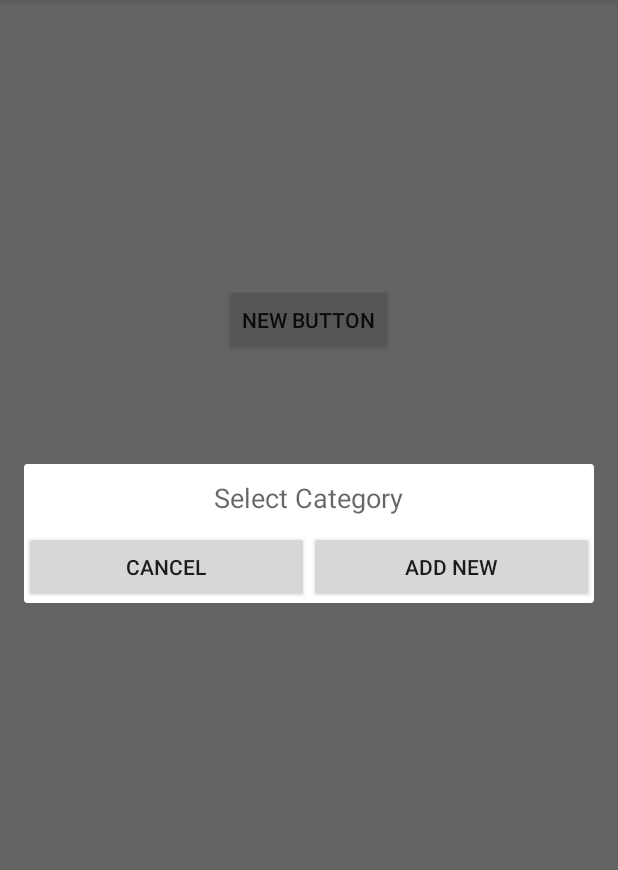
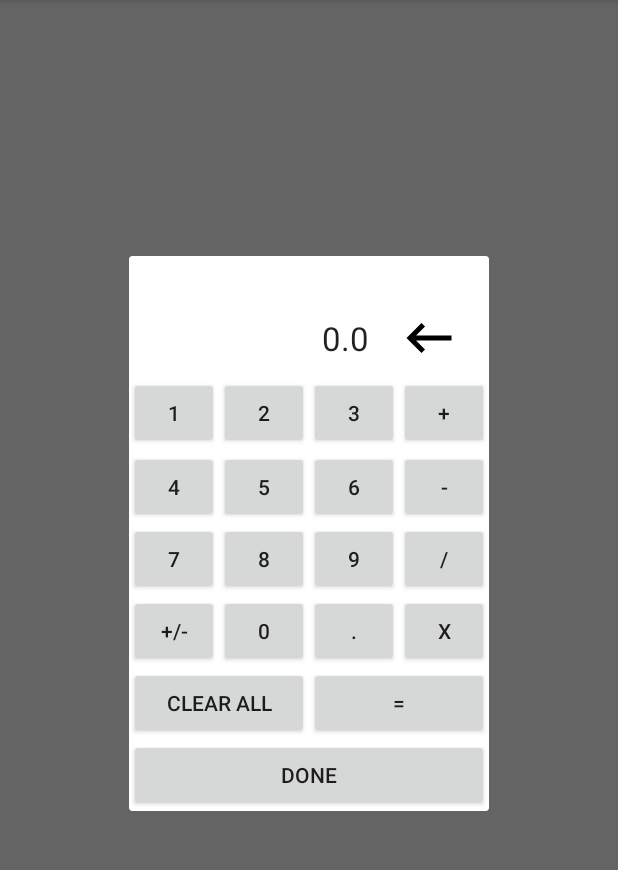
Before and after one commit to secretBiology/ManageSmart, an Android app: the screen it shows after launch (Home), after a tap on "NEW BUTTON", on a phone screen of 412 x 824 dp, the part 84-954 px from its top. Run offline under Robolectric (Android 15) with nearby library versions, the phone set to English and light mode, and no system bars.

Commit message:
Added calculator

```diff
--- a/app/src/main/java/com/secretbiology/managesmart/Home.java
+++ b/app/src/main/java/com/secretbiology/managesmart/Home.java
@@ -9,6 +9,7 @@ import android.widget.Button;
 import com.secretbiology.managesmart.database.Categories;
 import com.secretbiology.managesmart.database.SubCategories;
 import com.secretbiology.managesmart.database.models.CategoryModel;
+import com.secretbiology.managesmart.ui.Calculator;
 import com.secretbiology.managesmart.ui.CategoryViewer;
 
 public class Home extends AppCompatActivity {
@@ -26,7 +27,7 @@ public class Home extends AppCompatActivity {
         btn.setOnClickListener(new View.OnClickListener() {
             @Override
             public void onClick(View v) {
-                new CategoryViewer(Home.this).show();
+                new Calculator(Home.this).makeCalculator();
             }
         });
 
--- a/app/src/main/java/com/secretbiology/managesmart/database/SubCategories.java
+++ b/app/src/main/java/com/secretbiology/managesmart/database/SubCategories.java
@@ -79,8 +79,8 @@ public class SubCategories  {
         return returnValue;
     }
 
-    public void delete(SubCategoryModel subcategory) {
-        db.delete(TABLE_SUBCATEGORIES, SUBCAT_ID + " = ?", new String[] { String.valueOf(subcategory.getId()) });
+    public void delete(int subcategoryID) {
+        db.delete(TABLE_SUBCATEGORIES, SUBCAT_ID + " = ?", new String[] { String.valueOf(subcategoryID) });
         db.close();
     }
 
--- /dev/null
+++ b/app/src/main/java/com/secretbiology/managesmart/ui/Calculator.java
@@ -0,0 +1,382 @@
+package com.secretbiology.managesmart.ui;
+
+import android.app.Activity;
+import android.app.Dialog;
+import android.view.View;
+import android.view.Window;
+import android.widget.Button;
+import android.widget.ImageView;
+import android.widget.TextView;
+
+import com.secretbiology.managesmart.R;
+
+import java.text.DecimalFormat;
+
+public class Calculator implements View.OnClickListener{
+    private Activity activity;
+    private double answer;
+    private double first_number, second_number;
+    private TextView Display, secondaryDisplay;
+    Dialog dialog;
+    private int currentFunction;
+    boolean firstTransaction, isDot, nextOpNeedOne;
+    ImageView backButton;
+    String tempDisplay, dotString;
+
+    public Calculator(Activity activity) {
+        this.activity = activity;
+    }
+
+    public void makeCalculator() {
+        dialog = new Dialog(activity);
+        dialog.requestWindowFeature(Window.FEATURE_NO_TITLE);
+        dialog.setContentView(R.layout.calculator);
+        dialog.setCanceledOnTouchOutside(true);
+        Display = (TextView)dialog.findViewById(R.id.cal_display);
+        secondaryDisplay = (TextView)dialog.findViewById(R.id.cal_secondary_display);
+        secondaryDisplay.setText("");
+        Button b1, b2, b3, b4, b5, b6, b7, b8, b9, b0;
+        Button clearall, equals, done, dot, switchSign;
+        Button add, minus, multiply, divide;
+
+        backButton = (ImageView) dialog.findViewById(R.id.cal_back);
+        b1 = (Button) dialog.findViewById(R.id.cal_1);
+        b2 = (Button) dialog.findViewById(R.id.cal_2);
+        b3 = (Button) dialog.findViewById(R.id.cal_3);
+        b4 = (Button) dialog.findViewById(R.id.cal_4);
+        b5 = (Button) dialog.findViewById(R.id.cal_5);
+        b6 = (Button) dialog.findViewById(R.id.cal_6);
+        b7 = (Button) dialog.findViewById(R.id.cal_7);
+        b8 = (Button) dialog.findViewById(R.id.cal_8);
+        b9 = (Button) dialog.findViewById(R.id.cal_9);
+        b0 = (Button) dialog.findViewById(R.id.cal_0);
+        clearall = (Button) dialog.findViewById(R.id.cal_clearall);
+        equals = (Button) dialog.findViewById(R.id.cal_equals);
+        done = (Button) dialog.findViewById(R.id.cal_done);
+        add = (Button) dialog.findViewById(R.id.cal_add);
+        minus = (Button) dialog.findViewById(R.id.cal_minus);
+        multiply = (Button) dialog.findViewById(R.id.cal_multiply);
+        divide = (Button) dialog.findViewById(R.id.cal_divide);
+        dot = (Button) dialog.findViewById(R.id.cal_dot);
+        switchSign = (Button)dialog.findViewById(R.id.cal_plusMinus);
+
+        backButton.setOnClickListener(this);
+        b1.setOnClickListener(this);
+        b2.setOnClickListener(this);
+        b3.setOnClickListener(this);
+        b4.setOnClickListener(this);
+        b5.setOnClickListener(this);
+        b6.setOnClickListener(this);
+        b7.setOnClickListener(this);
+        b8.setOnClickListener(this);
+        b9.setOnClickListener(this);
+        b0.setOnClickListener(this);
+        clearall.setOnClickListener(this);
+        equals.setOnClickListener(this);
+        done.setOnClickListener(this);
+        add.setOnClickListener(this);
+        minus.setOnClickListener(this);
+        multiply.setOnClickListener(this);
+        divide.setOnClickListener(this);
+        dot.setOnClickListener(this);
+        switchSign.setOnClickListener(this);
+        dialog.show();
+        clearAll();
+
+    }
+
+    @Override
+    public void onClick(View v) {
+
+        int id = v.getId();
+        switch (id){
+            case R.id.cal_done: dialog.dismiss(); break;
+            case R.id.cal_0: addToTempNumber(0); break;
+            case R.id.cal_1: addToTempNumber(1); break;
+            case R.id.cal_2: addToTempNumber(2); break;
+            case R.id.cal_3: addToTempNumber(3); break;
+            case R.id.cal_4: addToTempNumber(4); break;
+            case R.id.cal_5: addToTempNumber(5); break;
+            case R.id.cal_6: addToTempNumber(6); break;
+            case R.id.cal_7: addToTempNumber(7); break;
+            case R.id.cal_8: addToTempNumber(8); break;
+            case R.id.cal_9: addToTempNumber(9); break;
+            case R.id.cal_add: add(); break;
+            case R.id.cal_minus: minus(); break;
+            case R.id.cal_multiply: multiply(); break;
+            case R.id.cal_divide: divide(); break;
+            case R.id.cal_clearall: clearAll(); break;
+            case R.id.cal_back: backSpace(); break;
+            case R.id.cal_equals: getAnswer(); break;
+            case R.id.cal_dot: isDot = true; break;
+            case R.id.cal_plusMinus: switchSign();break;
+        }
+    }
+
+    private void clearAll(){
+        first_number = 0;
+        second_number = 0;
+        currentFunction =0;
+        answer = 0.0;
+        Display.setText(String.valueOf(answer));
+        secondaryDisplay.setText("");
+        firstTransaction = true;
+        tempDisplay = "";
+        isDot = false;
+        dotString = "";
+        nextOpNeedOne = false;
+    }
+
+    private void addToTempNumber (int number){
+        if(isDot){
+            dotString = dotString+number;
+            first_number = Double.parseDouble(String.valueOf(first_number).split("\\.")[0]+"."+dotString);
+        }
+        else {
+            first_number = first_number * 10 + number;
+        }
+        addtoSecondaryDisplay(String.valueOf(first_number));
+        Display.setText(String.valueOf(first_number));
+    }
+
+    private void backSpace(){
+        String tempstring = (String) Display.getText();
+        String secondaryString = (String) secondaryDisplay.getText();
+        tempstring = tempstring.substring(0,tempstring.length()-1);
+        secondaryString = secondaryString.substring(0,secondaryString.length()-1);
+
+        if(tempstring.length()==0){
+            tempstring = "0";
+        }
+        if(secondaryString.length()==0){
+            secondaryString = "0";
+        }
+        first_number = Double.parseDouble(tempstring);
+        secondaryDisplay.setText(secondaryString);
+        Display.setText(tempstring);
+    }
+
+    private void getAnswer(){
+        isDot = false;
+        dotString = "";
+        switch (currentFunction){
+            case 1:
+                add();break;
+            case 2:
+                minus(); break;
+            case 3:
+                multiply();break;
+            case 4:
+                divide(); break;
+            default:
+                answer = first_number;
+                showAnswer();
+                break;
+        }
+
+        tempDisplay = "";
+        secondaryDisplay.setText("");
+        firstTransaction = true;
+        second_number = answer;
+        first_number = 0;
+        currentFunction = 0;
+    }
+
+    private void add(){
+        isDot = false;
+        dotString = "";
+        if(currentFunction!=1){
+            doCalculations();
+        }
+        if(secondaryDisplay.getText().equals("")){
+            tempDisplay = String.valueOf(answer)+" + ";
+        }
+        else {
+            tempDisplay = secondaryDisplay.getText() + " + ";
+        }
+        addtoSecondaryDisplay("");
+        answer = first_number + second_number;
+        if(firstTransaction){
+            firstTransaction = false;
+        }
+        else {
+            showAnswer();
+        }
+        second_number = answer;
+        first_number = 0;
+        currentFunction=1;
+    }
+
+    private void minus(){
+        isDot = false;
+        dotString = "";
+        if(currentFunction!=2){
+            doCalculations();
+        }
+        if(secondaryDisplay.getText().equals("")){
+            tempDisplay = String.valueOf(answer)+" - ";
+            first_number = answer;
+        }
+        else {
+            tempDisplay = secondaryDisplay.getText() + " - ";
+        }
+        addtoSecondaryDisplay("");
+
+        if(firstTransaction){
+            firstTransaction = false;
+            answer = first_number;
+        }
+        else {
+            answer = second_number - first_number;
+            showAnswer();
+        }
+        second_number = answer;
+        first_number = 0;
+        currentFunction=2;
+    }
+
+    private void multiply(){
+        isDot = false;
+        dotString = "";
+        if(currentFunction!=3){
+            nextOpNeedOne = true;
+            doCalculations();
+        }
+        if(secondaryDisplay.getText().equals("")){
+            tempDisplay = "("+String.valueOf(answer)+" ) x ";
+            first_number = answer;
+        }
+        else {
+            tempDisplay = "("+secondaryDisplay.getText() + " ) x ";
+        }
+        addtoSecondaryDisplay("");
+
+        if(firstTransaction){
+            firstTransaction = false;
+            answer = first_number;
+        }
+        else {
+            answer = second_number * first_number;
+            showAnswer();
+        }
+        second_number = answer;
+        first_number = 0;
+        currentFunction=3;
+    }
+
+    private void divide(){
+        isDot = false;
+        dotString = "";
+        if(currentFunction!=4){
+            nextOpNeedOne = true;
+            doCalculations();
+        }
+        if(secondaryDisplay.getText().equals("")){
+            tempDisplay = "("+String.valueOf(answer)+" ) / ";
+            first_number = answer;
+        }
+        else {
+            tempDisplay = "("+secondaryDisplay.getText() + " ) / ";
+        }
+        addtoSecondaryDisplay("");
+
+        if(firstTransaction){
+            firstTransaction = false;
+            answer = first_number;
+        }
+        else {
+            if(first_number==0){
+                clearAll();
+                Display.setText("ERROR");
+            }
+            else{
+                answer = second_number / first_number;
+                DecimalFormat df = new DecimalFormat("#.####");
+                answer = Double.parseDouble(df.format(answer));
+                showAnswer();
+            }
+
+        }
+        second_number = answer;
+        first_number = 0;
+        currentFunction=4;
+    }
+
+    private void doCalculations(){
+        isDot = false;
+        dotString = "";
+        switch (currentFunction){
+            case 1:
+                answer = first_number + second_number;
+                showAnswer();
+                second_number = answer;
+                first_number = 0;
+                break;
+            case 2:
+                answer = second_number - first_number;
+                showAnswer();
+                second_number = answer;
+                first_number = 0;
+                break;
+            case 3:
+                answer = first_number*second_number;
+                showAnswer();
+                second_number = answer;
+                first_number = 0;
+                break;
+            case 4:
+                if(first_number==0){
+                    clearAll();
+                    Display.setText("ERROR");
+                }
+                else {
+                    answer = second_number / first_number;
+                    DecimalFormat df = new DecimalFormat("#.####");
+                    answer = Double.parseDouble(df.format(answer));
+                    showAnswer();
+                    second_number = answer;
+                    first_number = 0;
+                }
+                break;
+            default:
+                break;
+        }
+
+        if(nextOpNeedOne){
+            first_number = 1;
+            nextOpNeedOne = false;
+        }
+
+    }
+
+    private void showAnswer(){
+        if(String.valueOf(answer).split("\\.")[1].length()>4) {
+            DecimalFormat df = new DecimalFormat("#.####");
+            answer = Double.parseDouble(df.format(answer));
+        }
+        Display.setText(String.valueOf(answer));
+    }
+
+    private void addtoSecondaryDisplay(String string){
+
+        secondaryDisplay.setText(tempDisplay+" "+string);
+    }
+
+    private void switchSign(){
+        String temp = (String) secondaryDisplay.getText();
+        if(0-first_number<0) {
+            temp = temp.replace(String.valueOf(first_number), "(-" + String.valueOf(first_number)+")");
+        }
+        else {
+            if(temp.contains("(-")) {
+                temp = temp.replace("(" +String.valueOf(first_number)+")", String.valueOf(0 - first_number));
+            }
+            else {
+                temp = temp.replace(String.valueOf(first_number), String.valueOf(0 - first_number));
+            }
+        }
+        secondaryDisplay.setText(temp);
+        first_number = 0 - first_number;
+        Display.setText(String.valueOf(first_number));
+    }
+}
--- a/app/src/main/java/com/secretbiology/managesmart/ui/CategoryViewer.java
+++ b/app/src/main/java/com/secretbiology/managesmart/ui/CategoryViewer.java
@@ -22,6 +22,7 @@ import com.secretbiology.managesmart.database.models.SubCategoryModel;
 import com.secretbiology.managesmart.ui.adapters.CategoryViewerAdapter;
 
 import java.util.ArrayList;
+import java.util.Collections;
 import java.util.List;
 
 public class CategoryViewer {
@@ -38,7 +39,7 @@ public class CategoryViewer {
         this.activity = activity;
         List<CategoryModel> list = new Categories(activity.getBaseContext()).getAll();
         List<SubCategoryModel> sublist = new SubCategories(activity.getBaseContext()).getAll();
-
+        Collections.reverse(list);
         for (CategoryModel cat : list){
             groupItem.add(cat.getName());
             catIDs.add(cat.getId());
--- /dev/null
+++ b/app/src/main/res/layout/calculator.xml
@@ -0,0 +1,220 @@
+<?xml version="1.0" encoding="utf-8"?>
+<LinearLayout xmlns:android="http://schemas.android.com/apk/res/android"
+    android:orientation="vertical" android:layout_width="match_parent"
+    android:layout_height="match_parent">
+
+    <LinearLayout
+        android:orientation="horizontal"
+        android:layout_width="match_parent"
+        android:layout_height="30sp"
+        android:layout_gravity="center_horizontal"
+        android:gravity="center_vertical|right">
+
+        <TextView
+            android:layout_width="wrap_content"
+            android:layout_height="wrap_content"
+            android:textAppearance="?android:attr/textAppearanceSmall"
+            android:text="00"
+            android:id="@+id/cal_secondary_display"
+            android:layout_margin="5sp" />
+    </LinearLayout>
+
+    <LinearLayout
+        android:orientation="horizontal"
+        android:layout_width="match_parent"
+        android:layout_height="50sp"
+        android:gravity="center_vertical|right"
+        android:weightSum="100">
+
+        <TextView
+            android:layout_width="0sp"
+            android:layout_height="wrap_content"
+            android:textAppearance="?android:attr/textAppearanceLarge"
+            android:text="00"
+            android:id="@+id/cal_display"
+            android:layout_weight="80"
+            android:textAlignment="textEnd" />
+
+        <ImageView
+            android:layout_width="40sp"
+            android:layout_height="40sp"
+            android:id="@+id/cal_back"
+            android:src="@drawable/icon_backspace"
+            android:layout_marginRight="20sp"
+            android:layout_marginLeft="20sp" />
+
+    </LinearLayout>
+
+    <LinearLayout
+        android:orientation="vertical"
+        android:layout_width="match_parent"
+        android:layout_height="fill_parent"
+        android:layout_gravity="center_horizontal">
+
+        <LinearLayout
+            android:orientation="horizontal"
+            android:layout_width="match_parent"
+            android:layout_height="50sp"
+            android:layout_gravity="center_horizontal"
+            android:gravity="center">
+
+            <Button
+                android:layout_width="@dimen/calculator_buttons_width"
+                android:layout_height="wrap_content"
+                android:text="1"
+                android:id="@+id/cal_1" />
+
+            <Button
+                android:layout_width="@dimen/calculator_buttons_width"
+                android:layout_height="wrap_content"
+                android:text="2"
+                android:id="@+id/cal_2" />
+
+            <Button
+                android:layout_width="@dimen/calculator_buttons_width"
+                android:layout_height="wrap_content"
+                android:text="3"
+                android:id="@+id/cal_3" />
+
+            <Button
+                android:layout_width="@dimen/calculator_buttons_width"
+                android:layout_height="wrap_content"
+                android:text="+"
+                android:id="@+id/cal_add" />
+        </LinearLayout>
+
+        <LinearLayout
+            android:orientation="horizontal"
+            android:layout_width="match_parent"
+            android:layout_height="wrap_content"
+            android:layout_gravity="center_horizontal"
+            android:gravity="center" >
+
+            <Button
+                android:layout_width="@dimen/calculator_buttons_width"
+                android:layout_height="wrap_content"
+                android:text="4"
+                android:id="@+id/cal_4" />
+
+            <Button
+                android:layout_width="@dimen/calculator_buttons_width"
+                android:layout_height="wrap_content"
+                android:text="5"
+                android:id="@+id/cal_5" />
+
+            <Button
+                android:layout_width="@dimen/calculator_buttons_width"
+                android:layout_height="wrap_content"
+                android:text="6"
+                android:id="@+id/cal_6" />
+
+            <Button
+                android:layout_width="@dimen/calculator_buttons_width"
+                android:layout_height="wrap_content"
+                android:text="-"
+                android:id="@+id/cal_minus" />
+        </LinearLayout>
+
+        <LinearLayout
+            android:orientation="horizontal"
+            android:layout_width="match_parent"
+            android:layout_height="wrap_content"
+            android:layout_gravity="center_horizontal"
+            android:gravity="center" >
+
+            <Button
+                android:layout_width="@dimen/calculator_buttons_width"
+                android:layout_height="wrap_content"
+                android:text="7"
+                android:id="@+id/cal_7" />
+
+            <Button
+                android:layout_width="@dimen/calculator_buttons_width"
+                android:layout_height="wrap_content"
+                android:text="8"
+                android:id="@+id/cal_8" />
+
+            <Button
+                android:layout_width="@dimen/calculator_buttons_width"
+                android:layout_height="wrap_content"
+                android:text="9"
+                android:id="@+id/cal_9" />
+
+            <Button
+                android:layout_width="@dimen/calculator_buttons_width"
+                android:layout_height="wrap_content"
+                android:text="/"
+                android:id="@+id/cal_divide" />
+        </LinearLayout>
+
+        <LinearLayout
+            android:orientation="horizontal"
+            android:layout_width="match_parent"
+            android:layout_height="wrap_content"
+            android:layout_gravity="center_horizontal"
+            android:gravity="center" >
+
+            <Button
+                android:layout_width="@dimen/calculator_buttons_width"
+                android:layout_height="wrap_content"
+                android:text="+/-"
+                android:id="@+id/cal_plusMinus" />
+
+            <Button
+                android:layout_width="@dimen/calculator_buttons_width"
+                android:layout_height="wrap_content"
+                android:text="0"
+                android:id="@+id/cal_0" />
+
+            <Button
+                android:layout_width="@dimen/calculator_buttons_width"
+                android:layout_height="wrap_content"
+                android:text="."
+                android:id="@+id/cal_dot" />
+
+            <Button
+                android:layout_width="@dimen/calculator_buttons_width"
+                android:layout_height="wrap_content"
+                android:text="x"
+                android:id="@+id/cal_multiply" />
+        </LinearLayout>
+
+        <LinearLayout
+            android:orientation="horizontal"
+            android:layout_width="match_parent"
+            android:layout_height="wrap_content"
+            android:gravity="center" >
+
+        </LinearLayout>
+
+        <LinearLayout
+            android:orientation="horizontal"
+            android:layout_width="match_parent"
+            android:layout_height="wrap_content"
+            android:layout_gravity="right"
+            android:gravity="center"
+            android:weightSum="100">
+
+            <Button
+                android:layout_width="0sp"
+                android:layout_height="wrap_content"
+                android:text="Clear All"
+                android:id="@+id/cal_clearall"
+                android:layout_weight="50" />
+
+            <Button
+                android:layout_width="0sp"
+                android:layout_height="wrap_content"
+                android:text="="
+                android:id="@+id/cal_equals"
+                android:layout_weight="50" />
+
+        </LinearLayout>
+
+        <Button
+            android:layout_width="fill_parent"
+            android:layout_height="wrap_content"
+            android:text="Done"
+            android:id="@+id/cal_done" />
+    </LinearLayout>
+</LinearLayout>
--- a/app/src/main/res/values/dimens.xml
+++ b/app/src/main/res/values/dimens.xml
@@ -2,4 +2,6 @@
     <!-- Default screen margins, per the Android Design guidelines. -->
     <dimen name="activity_horizontal_margin">16dp</dimen>
     <dimen name="activity_vertical_margin">16dp</dimen>
+
+    <dimen name="calculator_buttons_width">60sp</dimen>
 </resources>
```
Also changed, not shown: app/src/main/java/com/secretbiology/managesmart/activities/AddCategory.java (+12 -9 lines).
